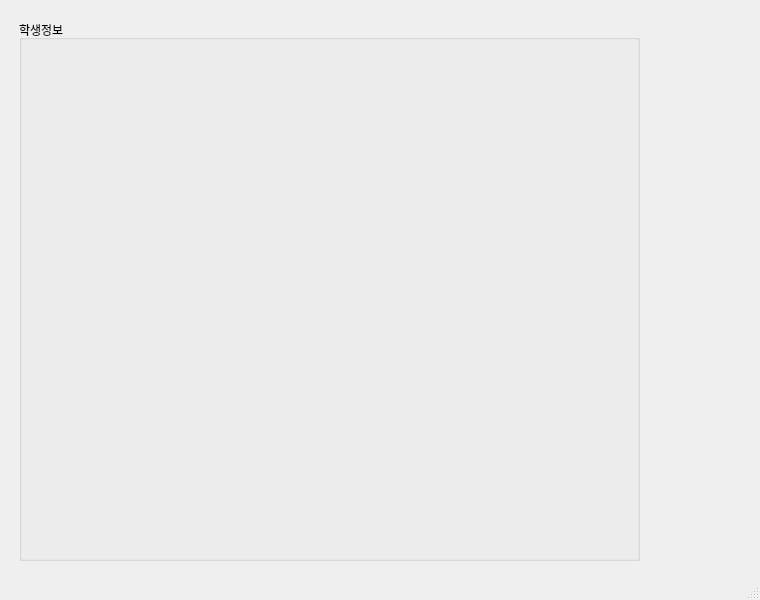
The window that toyproject/studentdb(연습용).ui (BBiT808/java-database-2025) describes before a commit, drawn with Qt 5.
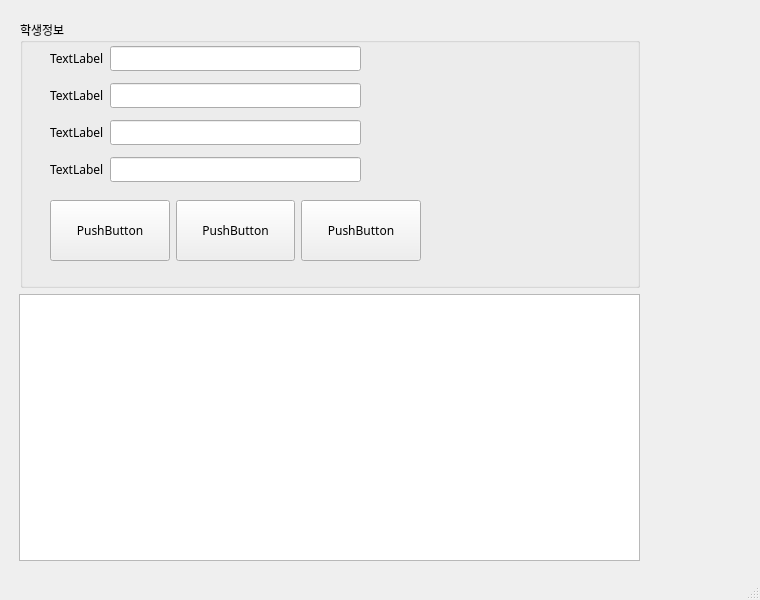
The same window after the commit.

Commit message:
20250320 sql 8번째 수업
 이제 대충 qtdesigner 쓰는 법 알았으!!! 감 잡았으!!!

```diff
--- a/toyproject/studentdb(연습용).ui
+++ b/toyproject/studentdb(연습용).ui
@@ -16,6 +16,11 @@
     <height>600</height>
    </size>
   </property>
+  <property name="font">
+   <font>
+    <family>D2Coding</family>
+   </font>
+  </property>
   <property name="windowTitle">
    <string>MainWindow</string>
   </property>
@@ -32,8 +37,27 @@
     <layout class="QVBoxLayout" name="verticalLayout">
      <item>
       <layout class="QHBoxLayout" name="horizontalLayout">
+       <item>
+        <spacer name="verticalSpacer">
+         <property name="orientation">
+          <enum>Qt::Vertical</enum>
+         </property>
+         <property name="sizeHint" stdset="0">
+          <size>
+           <width>1</width>
+           <height>40</height>
+          </size>
+         </property>
+        </spacer>
+       </item>
        <item>
         <widget class="QGroupBox" name="groupBox">
+         <property name="sizePolicy">
+          <sizepolicy hsizetype="MinimumExpanding" vsizetype="Preferred">
+           <horstretch>0</horstretch>
+           <verstretch>0</verstretch>
+          </sizepolicy>
+         </property>
          <property name="title">
           <string>학생정보</string>
          </property>
@@ -42,13 +66,117 @@
            <rect>
             <x>30</x>
             <y>20</y>
-            <width>331</width>
-            <height>201</height>
+            <width>311</width>
+            <height>151</height>
            </rect>
           </property>
           <layout class="QVBoxLayout" name="verticalLayout_2">
            <item>
-            <layout class="QHBoxLayout" name="horizontalLayout_2"/>
+            <layout class="QHBoxLayout" name="horizontalLayout_2">
+             <item>
+              <widget class="QLabel" name="label">
+               <property name="text">
+                <string>TextLabel</string>
+               </property>
+              </widget>
+             </item>
+             <item>
+              <widget class="QLineEdit" name="lineEdit"/>
+             </item>
+            </layout>
+           </item>
+           <item>
+            <layout class="QHBoxLayout" name="horizontalLayout_4">
+             <item>
+              <widget class="QLabel" name="label_2">
+               <property name="text">
+                <string>TextLabel</string>
+               </property>
+              </widget>
+             </item>
+             <item>
+              <widget class="QLineEdit" name="lineEdit_2"/>
+             </item>
+            </layout>
+           </item>
+           <item>
+            <layout class="QHBoxLayout" name="horizontalLayout_5">
+             <item>
+              <widget class="QLabel" name="label_3">
+               <property name="text">
+                <string>TextLabel</string>
+               </property>
+              </widget>
+             </item>
+             <item>
+              <widget class="QLineEdit" name="lineEdit_3"/>
+             </item>
+            </layout>
+           </item>
+           <item>
+            <layout class="QHBoxLayout" name="horizontalLayout_6">
+             <item>
+              <widget class="QLabel" name="label_4">
+               <property name="text">
+                <string>TextLabel</string>
+               </property>
+              </widget>
+             </item>
+             <item>
+              <widget class="QLineEdit" name="lineEdit_4"/>
+             </item>
+            </layout>
+           </item>
+          </layout>
+         </widget>
+         <widget class="QWidget" name="horizontalLayoutWidget_5">
+          <property name="geometry">
+           <rect>
+            <x>30</x>
+            <y>180</y>
+            <width>371</width>
+            <height>61</height>
+           </rect>
+          </property>
+          <layout class="QHBoxLayout" name="horizontalLayout_7">
+           <item>
+            <widget class="QPushButton" name="pushButton">
+             <property name="sizePolicy">
+              <sizepolicy hsizetype="Minimum" vsizetype="MinimumExpanding">
+               <horstretch>0</horstretch>
+               <verstretch>0</verstretch>
+              </sizepolicy>
+             </property>
+             <property name="text">
+              <string>PushButton</string>
+             </property>
+            </widget>
+           </item>
+           <item>
+            <widget class="QPushButton" name="pushButton_2">
+             <property name="sizePolicy">
+              <sizepolicy hsizetype="Minimum" vsizetype="MinimumExpanding">
+               <horstretch>0</horstretch>
+               <verstretch>0</verstretch>
+              </sizepolicy>
+             </property>
+             <property name="text">
+              <string>PushButton</string>
+             </property>
+            </widget>
+           </item>
+           <item>
+            <widget class="QPushButton" name="pushButton_3">
+             <property name="sizePolicy">
+              <sizepolicy hsizetype="Minimum" vsizetype="MinimumExpanding">
+               <horstretch>0</horstretch>
+               <verstretch>0</verstretch>
+              </sizepolicy>
+             </property>
+             <property name="text">
+              <string>PushButton</string>
+             </property>
+            </widget>
            </item>
           </layout>
          </widget>
@@ -57,7 +185,11 @@
       </layout>
      </item>
      <item>
-      <layout class="QHBoxLayout" name="horizontalLayout_3"/>
+      <layout class="QHBoxLayout" name="horizontalLayout_3">
+       <item>
+        <widget class="QTableWidget" name="tableWidget"/>
+       </item>
+      </layout>
      </item>
     </layout>
    </widget>
```
